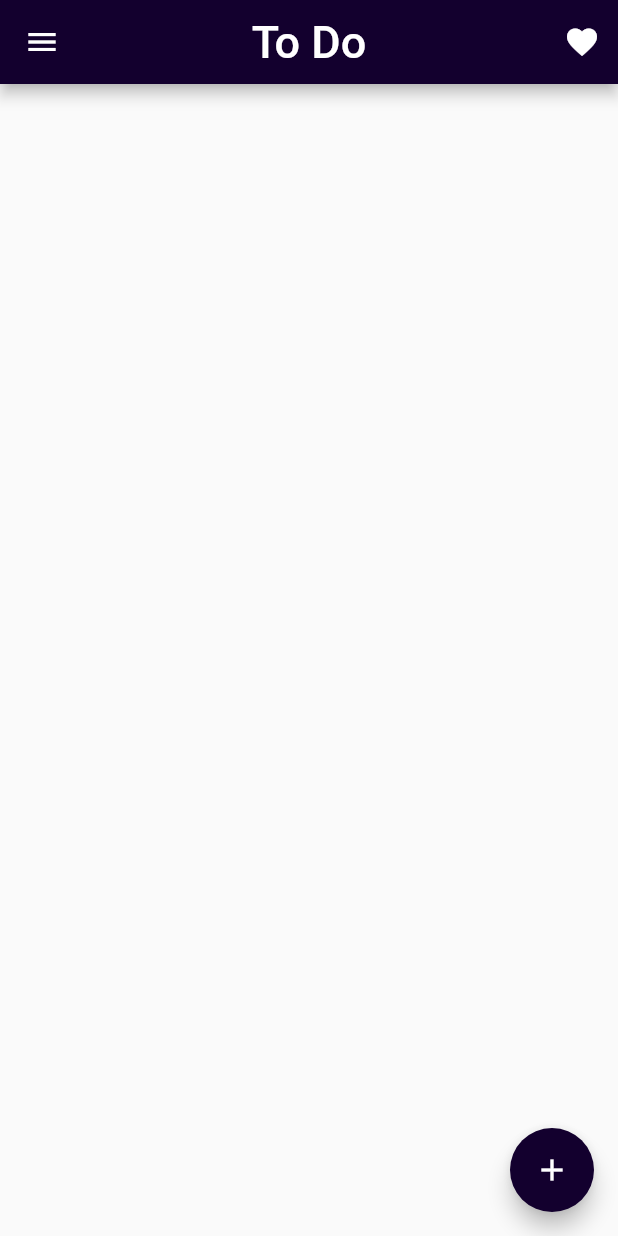
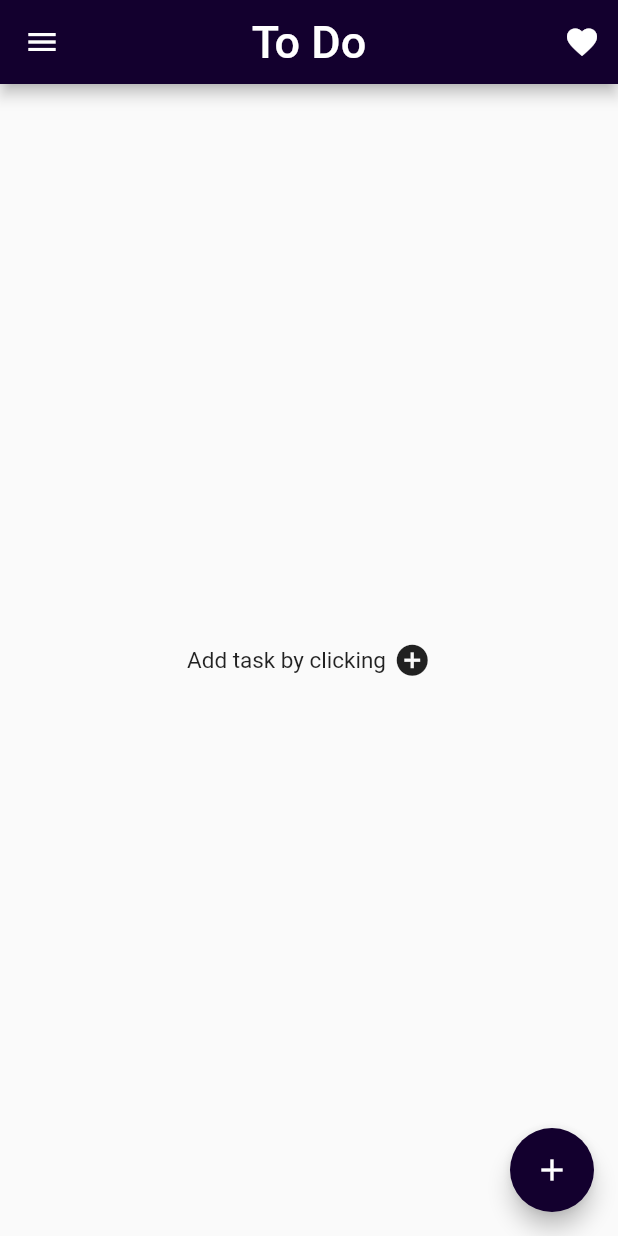
Before and after one commit to tanvir921/ToDo, a Flutter app: the screen it shows once a user with an empty profile is signed in, on a phone screen of 412 x 824 dp. Run offline on Flutter 3.47's test engine with Material 2 defaults, Android fonts, the phone set to English and light mode, and no system bars; our stand-ins replace cloud_firestore, easy_splash_screen, firebase_auth, firebase_core, google_fonts, html_unescape and 1 more; missing offline and left inert: appbar_animated, flutter_stripe; accounts and stored records are empty.

Commit message:
added "add task" text when there is no task availabe

```diff
--- a/lib/screens/home/todo/todo_list.dart
+++ b/lib/screens/home/todo/todo_list.dart
@@ -20,6 +20,26 @@ class TodoList extends StatelessWidget {
       builder: (context, snapshot) {
         if (snapshot.hasData) {
           final List<DocumentSnapshot> documents = snapshot.data!.docs;
+          if (documents.isEmpty) {
+            return Center(
+              child: Row(
+                mainAxisAlignment: MainAxisAlignment.center,
+                children: [
+                  Text(
+                    'Add task by clicking',
+                    style: TextStyle(fontSize: 15),
+                  ),
+                  SizedBox(
+                    width: 5,
+                  ),
+                  Icon(
+                    Icons.add_circle,
+                    size: 25,
+                  )
+                ],
+              ),
+            );
+          }
           return ListView.builder(
             itemCount: documents.length,
             itemBuilder: (context, index) {
@@ -63,7 +83,8 @@ class TodoList extends StatelessWidget {
                           borderRadius: BorderRadius.only(
                             bottomRight: Radius.circular(10),
                             topRight: Radius.circular(10),
-                            )),
+                          ),
+                        ),
                         child: Checkbox(
                           activeColor: Theme.of(context).primaryColor,
                           value: isDone,
@@ -129,7 +150,8 @@ class TodoList extends StatelessWidget {
                           borderRadius: BorderRadius.only(
                             bottomLeft: Radius.circular(10),
                             topLeft: Radius.circular(10),
-                            )),
+                          ),
+                        ),
                         child: IconButton(
                           icon: Icon(
                             Icons.close,
@@ -154,7 +176,7 @@ class TodoList extends StatelessWidget {
         } else if (snapshot.hasError) {
           return Text('Error loading tasks');
         } else {
-          return Container();
+          return Center(child: CircularProgressIndicator());
         }
       },
     );
```
Lines whose indentation alone changed are shown as unchanged.
